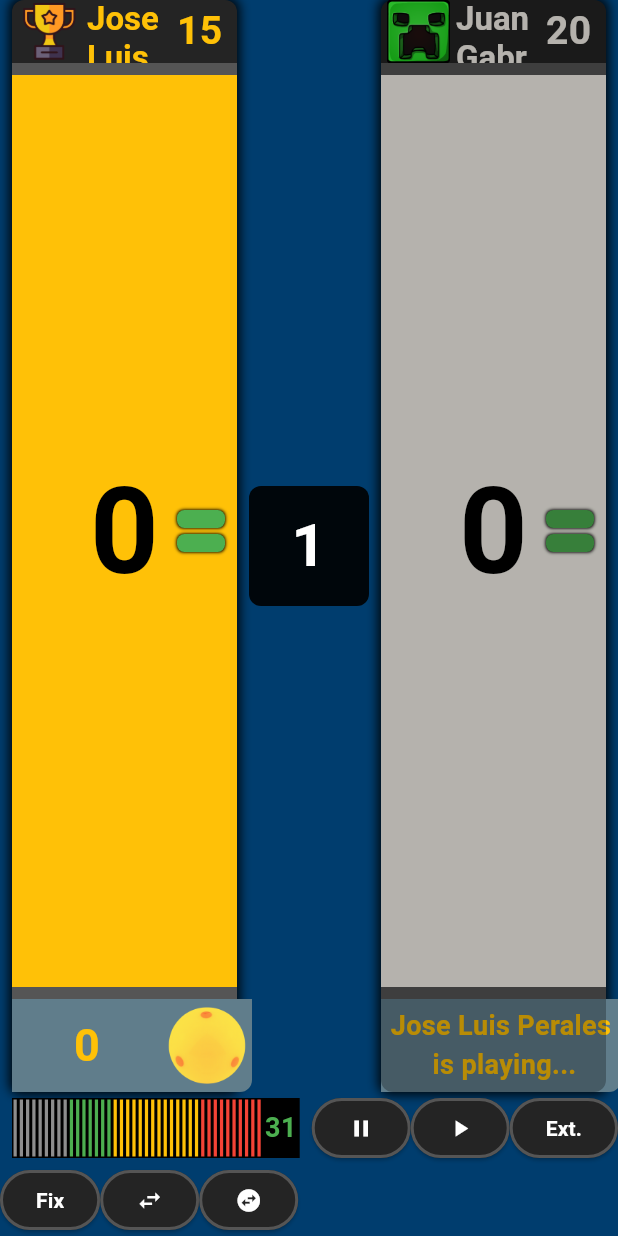
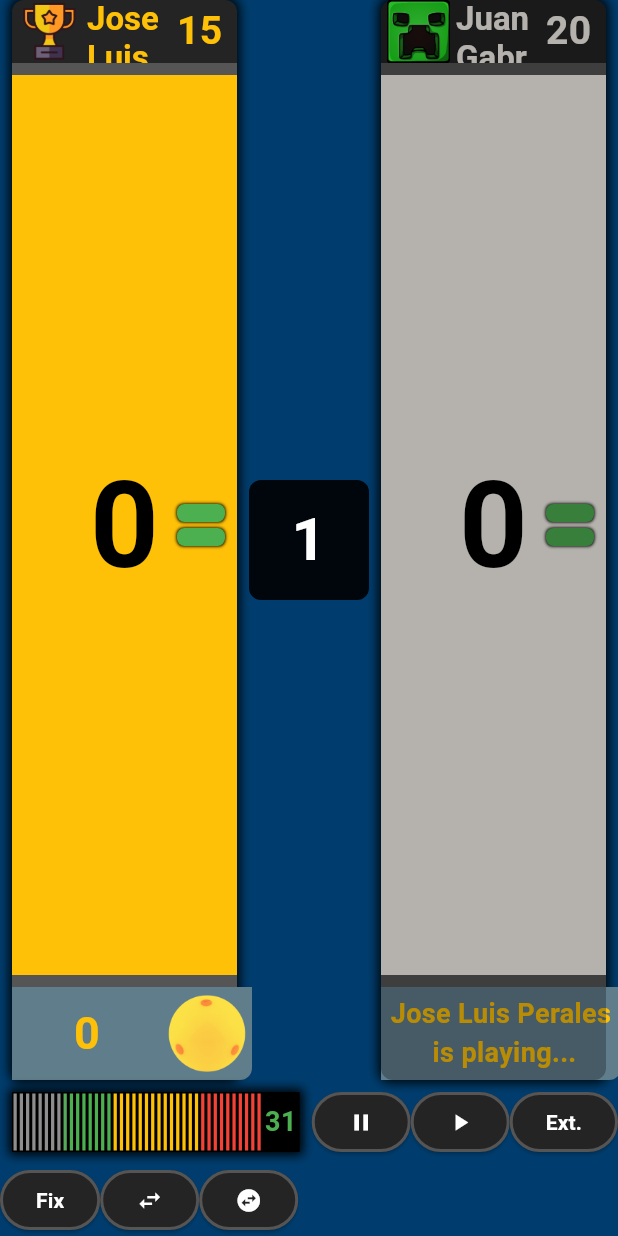
Before and after one commit to MiMejorBillar/sbn, a Flutter app: the screen it shows after launch, after a tap on the "swap horizontal circle" icon, on a phone screen of 412 x 824 dp. Run offline on Flutter 3.47's test engine with Material 3 defaults, Android fonts, the phone set to English and light mode, and no system bars; our stand-ins replace flutter_riverpod.

Commit message:
Added tooltip for newbies, fixed snackbar for swapBalls, enhanced TimerBar, and centralized averages in GameLogic

```diff
--- a/lib/game_state.dart
+++ b/lib/game_state.dart
@@ -25,6 +25,9 @@ class GameState {
   final String p2BallColor;
   final bool equalizingInnings;
   final String? matchResult;
+
+  double get p1Average => p1History.isEmpty ? 0.0 : p1TotalScore / p1History.length;
+  double get p2Average => p2History.isEmpty ? 0.0 : p2TotalScore / p2History.length;
 
   GameState({
     this.p1Name = 'Player 1',
--- a/lib/main.dart
+++ b/lib/main.dart
@@ -36,6 +36,14 @@ class _ScreenGameState extends ConsumerState<ScreenGame> {
     setState(() {
       _isBallColorSwapped = !_isBallColorSwapped;
     });
+    } else {
+      ScaffoldMessenger.of(context).showSnackBar(
+        SnackBar(
+          content: Text(
+            'Ball colors can only be swapped before the first turn'
+          )
+        )
+      );
     }
   }
 
@@ -83,8 +91,7 @@ class _ScreenGameState extends ConsumerState<ScreenGame> {
       side: const BorderSide(color: Color.fromARGB(255, 85, 85, 85), width: 2),
     );
 
-    return MaterialApp(
-      home: Scaffold(
+    return  Scaffold(
         backgroundColor: const Color.fromARGB(255, 0, 61, 110),
         body: SafeArea(
           child: Column(
@@ -127,25 +134,40 @@ class _ScreenGameState extends ConsumerState<ScreenGame> {
                       ref.read(timerActionProvider.notifier).state = 'pause';
                     },
                     style: buttonStyle,
-                    child: Icon(Icons.pause, color: Colors.white,),
+                    child: Tooltip(
+                      message: 'Pause timer',
+                      child: Icon(
+                        Icons.pause,
+                        color: Colors.white,
+                      ),
+                    ),
                   ),
                   ElevatedButton(
                     onPressed: (){
                       ref.read(timerActionProvider.notifier).state = 'resume';
                     },
                     style: buttonStyle,
-                    child: Icon(Icons.play_arrow,color: Colors.white,),
+                    child: Tooltip(
+                      message: 'Resume timer',
+                      child: Icon(
+                        Icons.play_arrow,
+                        color: Colors.white,
+                        ),
+                    ),
                   ),
                   ElevatedButton(
                     onPressed: (){
                       ref.read(gameStateProvider.notifier).useExtension();
                     },
                     style: buttonStyle,
+                    child: Tooltip(
+                      message: 'Call an extension',
                       child: Text(
                         'Ext.',
                         style: TextStyle(
                           color: Colors.white,
                           fontWeight: FontWeight.bold,
+                        ),
                       ),
                     ),
                   )
@@ -158,12 +180,15 @@ class _ScreenGameState extends ConsumerState<ScreenGame> {
                       ref.read(gameStateProvider.notifier).undo();
                     },
                     style: buttonStyle,
+                    child: Tooltip(
+                      message: 'Fix a previous inning',
                       child: Text(
                         'Fix',
                         style: TextStyle(
                           color: Colors.white,
                           fontWeight: FontWeight.bold
                         )
+                      ),
                     )
                   ),
 
@@ -172,21 +197,32 @@ class _ScreenGameState extends ConsumerState<ScreenGame> {
                       _swapScorecards();
                     },
                     style: buttonStyle,
-                    child: Icon(Icons.swap_horiz, color: Colors.white,),
+                    child: Tooltip(
+                      message: 'Swap cards position',
+                      child: Icon(
+                        Icons.swap_horiz,
+                        color: Colors.white,
+                        ),
+                    ),
                   ),
                   ElevatedButton(
                     onPressed: () {
                       _swapBallColors();
                     },
                     style: buttonStyle,
-                    child: Icon(Icons.swap_horizontal_circle, color: Colors.white,),
+                    child: Tooltip(
+                      message: 'Swap ball colors',
+                      child: Icon(
+                        Icons.swap_horizontal_circle,
+                        color: Colors.white,
+                        ),
+                    ),
                   ),
                 ],
               )
             ],
           )
         )
-      )
       );
   }
 }
--- a/lib/sb_elements/elements.dart
+++ b/lib/sb_elements/elements.dart
@@ -85,7 +85,7 @@ void _endTurn() {
         final history = ref.watch(gameStateProvider.select((state) => widget.isP2 ? state.p2History : state.p1History));
         final totalScore = ref.watch(gameStateProvider.select((state) => widget.isP2? state.p2TotalScore : state.p1TotalScore));
         final highRun = ref.watch(gameStateProvider.select((state) => widget.isP2? state.p2HighRun : state.p1HighRun));
-        final average = history.isNotEmpty ? totalScore / history.length : 0.0;
+        final average = ref.watch(gameStateProvider.select((state) => widget.isP2? state.p2Average : state.p1Average));
         final currentPlayer = ref.watch(gameStateProvider.select((state) => state.currentPlayer));
         final activePlayerColor = _contColor(currentPlayer == 2, widget.isBallColorSwapped) ;
         final isActive = (widget.isP2 ? 2 : 1) == currentPlayer;
@@ -611,7 +611,7 @@ class TimerBarState extends ConsumerState<TimerBar> {
   });
   ref.listen<String?>(timerActionProvider, (previous,action){
     if(action == 'pause') pauseTimer();
-    if(action == 'extend') resumeTimer();
+    if(action == 'resume') resumeTimer();
     ref.read(timerActionProvider.notifier).state = null;
   });
 
@@ -619,13 +619,18 @@ class TimerBarState extends ConsumerState<TimerBar> {
     print('Building with remainingSeconds: $remainingSeconds');
     return LayoutBuilder(
       builder: (context, constraints) {
-        const double paddingHorizontal = 8.0;
+        const double paddingTimer = 8.0;
 
         return Padding(
-          padding: const EdgeInsets.symmetric(horizontal: paddingHorizontal),
+          padding: const EdgeInsets.all(paddingTimer),
           child: Container(
             decoration: BoxDecoration(
               color: Colors.black,
+              boxShadow: [BoxShadow(
+                color: Colors.black,
+                spreadRadius: 2,
+                blurRadius: 5,
+              )]
             ),
             child: Row(
               children: [
@@ -635,7 +640,8 @@ class TimerBarState extends ConsumerState<TimerBar> {
                       final isActive = index >= (widget.duration - remainingSeconds);
                       final color = _getSegmentColor(index, widget.duration, remainingSeconds, isActive);
                       return Expanded(
-                        child: Container(
+                        child: AnimatedContainer(
+                          duration: Duration(milliseconds:800),
                           height: 40,
                           decoration: BoxDecoration(
                             border : Border.all(color: const Color.fromARGB(255, 0, 0, 0), width: 1),
```
Lines whose indentation alone changed are shown as unchanged.
